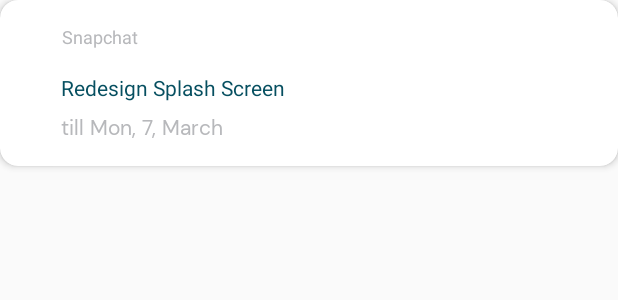
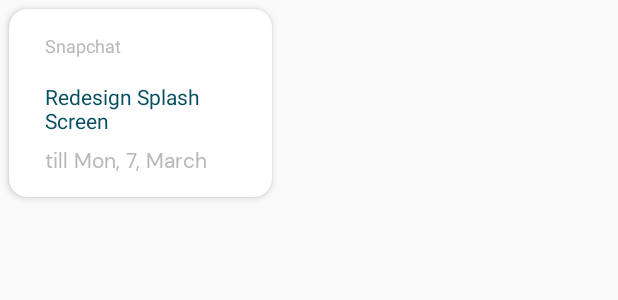
Before and after one commit to abulnes16/purr-todo-app, an Android app: the layout task_list_item.xml on its own in the app's theme, with its tools: preview values and no code run, on a phone screen of 412 x 824 dp. Shown: the top 300 px of the screen. Run offline under Robolectric (Android 15) with nearby library versions, the phone set to English and light mode, and no system bars.

Commit message:
Integrate the todo list: 1- Create the list adapter for the todo list 2- Polish task_list_item.xml layout 3- Integrate taskDao to obtain the tasks from the database.

```diff
--- a/app/src/main/java/com/abulnes16/purrtodo/database/TaskDao.kt
+++ b/app/src/main/java/com/abulnes16/purrtodo/database/TaskDao.kt
@@ -7,7 +7,7 @@ import kotlinx.coroutines.flow.Flow
 @Dao
 interface TaskDao {
 
-    @Query("SELECT * FROM tasks")
+    @Query("SELECT * FROM tasks WHERE is_done != 1")
     fun getTasks(): Flow<List<Task>>
 
     @Query("SELECT * FROM tasks WHERE id=:id")
--- a/app/src/main/res/layout/task_list_item.xml
+++ b/app/src/main/res/layout/task_list_item.xml
@@ -1,43 +1,51 @@
 <?xml version="1.0" encoding="utf-8"?>
-<androidx.constraintlayout.widget.ConstraintLayout xmlns:android="http://schemas.android.com/apk/res/android"
+<LinearLayout xmlns:android="http://schemas.android.com/apk/res/android"
     xmlns:app="http://schemas.android.com/apk/res-auto"
     xmlns:tools="http://schemas.android.com/tools"
-    android:layout_width="match_parent"
-    android:layout_height="match_parent">
+    android:layout_width="wrap_content"
+    android:id="@+id/constraintItemLayout"
+    android:layout_height="wrap_content">
 
-    <com.google.android.material.card.MaterialCardView
-        android:layout_width="0dp"
-        android:layout_height="wrap_content"
+    <androidx.cardview.widget.CardView
+        android:id="@+id/task_card"
+        android:layout_width="175dp"
+        android:layout_height="125dp"
+        android:layout_marginStart="6dp"
+        android:layout_marginTop="6dp"
+        android:layout_marginEnd="6dp"
+        android:layout_marginBottom="6dp"
         app:cardCornerRadius="12dp"
         app:cardElevation="3dp"
+        app:contentPaddingLeft="24dp"
+        app:contentPaddingRight="24dp"
+        app:layout_constraintBottom_toBottomOf="parent"
         app:layout_constraintEnd_toEndOf="parent"
         app:layout_constraintStart_toStartOf="parent"
         app:layout_constraintTop_toTopOf="parent">
 
         <androidx.constraintlayout.widget.ConstraintLayout
             android:layout_width="match_parent"
+
             android:layout_height="match_parent">
 
             <TextView
                 android:id="@+id/txt_project_title"
+                style="@style/TitleText.SmallHeadline"
                 android:layout_width="wrap_content"
                 android:layout_height="wrap_content"
-                android:layout_marginStart="16dp"
                 android:layout_marginTop="16dp"
-                style="@style/TitleText.SmallHeadline"
                 app:layout_constraintEnd_toEndOf="parent"
-                app:layout_constraintHorizontal_bias="0.074"
+                app:layout_constraintHorizontal_bias="0.0"
                 app:layout_constraintStart_toStartOf="parent"
                 app:layout_constraintTop_toTopOf="parent"
                 tools:text="Snapchat" />
 
             <TextView
                 android:id="@+id/txt_task_name"
+                style="@style/TitleText.Headline3"
                 android:layout_width="wrap_content"
                 android:layout_height="wrap_content"
-                android:layout_marginStart="16dp"
                 android:layout_marginTop="16dp"
-                style="@style/TitleText.Headline3"
                 app:layout_constraintEnd_toEndOf="parent"
                 app:layout_constraintHorizontal_bias="0.101"
                 app:layout_constraintStart_toStartOf="parent"
@@ -48,17 +56,16 @@
                 android:id="@+id/txt_task_deadline"
                 android:layout_width="wrap_content"
                 android:layout_height="wrap_content"
-                android:layout_marginStart="16dp"
                 android:layout_marginTop="8dp"
                 android:layout_marginBottom="16dp"
                 app:layout_constraintBottom_toBottomOf="parent"
                 app:layout_constraintEnd_toEndOf="parent"
-                app:layout_constraintHorizontal_bias="0.085"
+                app:layout_constraintHorizontal_bias="0.0"
                 app:layout_constraintStart_toStartOf="parent"
                 app:layout_constraintTop_toBottomOf="@+id/txt_task_name"
-                app:layout_constraintVertical_bias="1.0"
+                app:layout_constraintVertical_bias="0.0"
                 tools:text="till Mon, 7, March" />
         </androidx.constraintlayout.widget.ConstraintLayout>
-    </com.google.android.material.card.MaterialCardView>
+    </androidx.cardview.widget.CardView>
 
-</androidx.constraintlayout.widget.ConstraintLayout>
+</LinearLayout>
--- a/app/src/main/res/navigation/nav_graph.xml
+++ b/app/src/main/res/navigation/nav_graph.xml
@@ -46,6 +46,7 @@
         <action
             android:id="@+id/action_taskDetailFragment_to_homeFragment"
             app:destination="@id/homeFragment"
-            app:popUpTo="@id/homeFragment" />
+            app:popUpTo="@id/homeFragment"
+            app:popUpToInclusive="false" />
     </fragment>
 </navigation>
--- a/app/src/main/res/values/strings.xml
+++ b/app/src/main/res/values/strings.xml
@@ -27,6 +27,7 @@
     <!--Form validations-->
     <string name="field_empty">The %1$s can\'t be empty</string>
     <string name="successful_task">The task was created successfully</string>
+    <string name="failed_task">We couldn\'t create the task, please try again</string>
 
 
 </resources>
```
Also changed, not shown: app/src/main/java/com/abulnes16/purrtodo/ui/AddTaskFragment.kt (+13 -1 lines), app/src/main/java/com/abulnes16/purrtodo/ui/HomeFragment.kt (+29 -1 lines), app/src/main/java/com/abulnes16/purrtodo/ui/TaskItemAdapter.kt (added, +97 -0 lines), app/src/main/java/com/abulnes16/purrtodo/viewmodels/TaskViewModel.kt (+11 -5 lines), app/src/main/res/layout/fragment_home.xml (+7 -3 lines).
